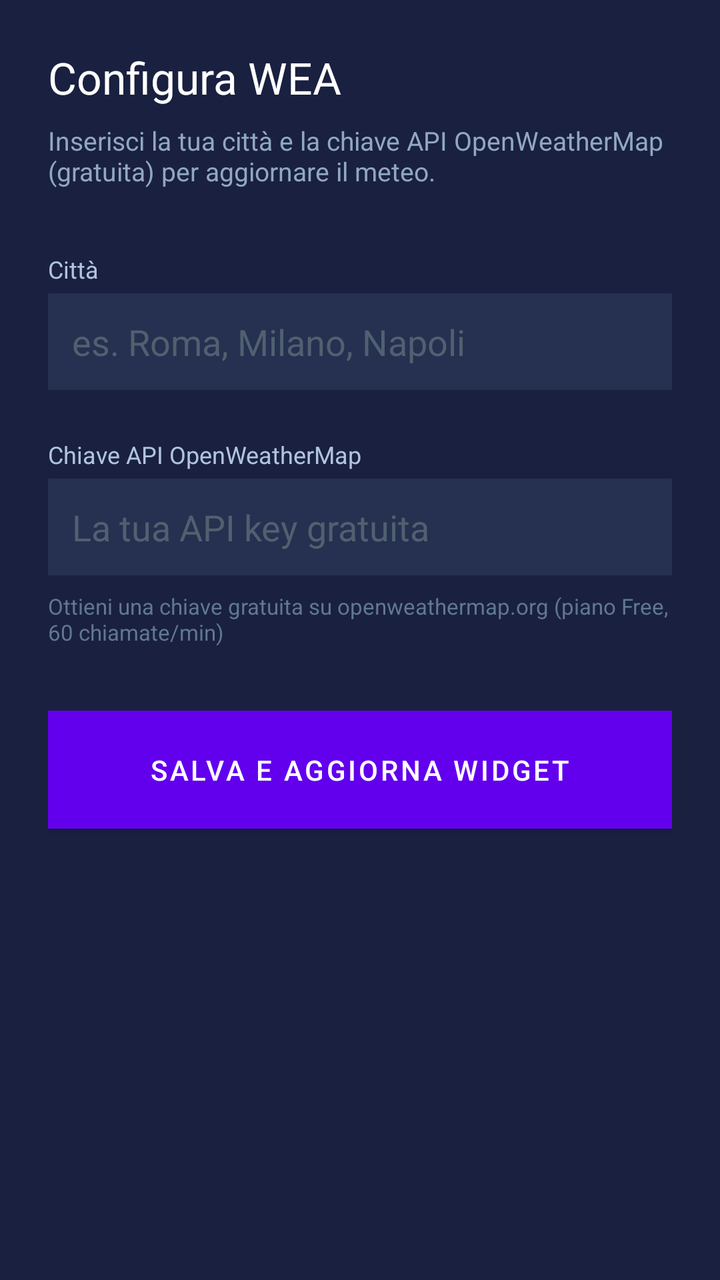
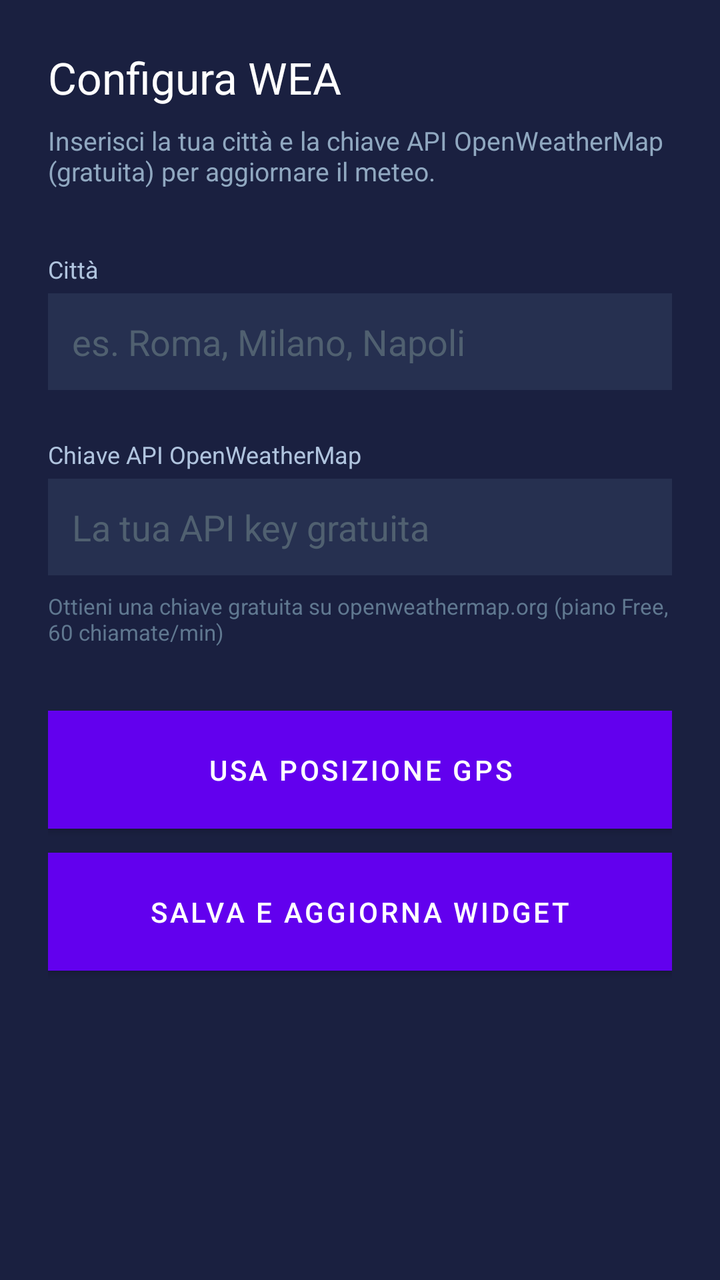

Screens rendered from an Android XML layout before and after an edit, with the pre-edit source and the edit as a unified diff.
<!-- AndroidManifest.xml: fallback theme Theme.MaterialComponents.DayNight.NoActionBar -->
<!-- res/layout/activity_config.xml -->
<?xml version="1.0" encoding="utf-8"?>
<ScrollView xmlns:android="http://schemas.android.com/apk/res/android"
    android:layout_width="match_parent"
    android:layout_height="match_parent"
    android:background="#1A2040"
    android:padding="24dp">

    <LinearLayout
        android:layout_width="match_parent"
        android:layout_height="wrap_content"
        android:orientation="vertical">

        <TextView
            android:layout_width="match_parent"
            android:layout_height="wrap_content"
            android:text="@string/config_title"
            android:textColor="#FFFFFF"
            android:textSize="22sp"
            android:layout_marginBottom="8dp"/>

        <TextView
            android:layout_width="match_parent"
            android:layout_height="wrap_content"
            android:text="@string/config_subtitle"
            android:textColor="#90A8C0"
            android:textSize="13sp"
            android:layout_marginBottom="32dp"/>

        <TextView
            android:layout_width="match_parent"
            android:layout_height="wrap_content"
            android:text="@string/label_city"
            android:textColor="#B0C4DE"
            android:textSize="12sp"
            android:layout_marginBottom="4dp"/>

        <EditText
            android:id="@+id/edit_city"
            android:layout_width="match_parent"
            android:layout_height="wrap_content"
            android:hint="@string/hint_city"
            android:textColor="#FFFFFF"
            android:textColorHint="#506070"
            android:background="#263050"
            android:padding="12dp"
            android:inputType="text"
            android:layout_marginBottom="24dp"/>

        <TextView
            android:layout_width="match_parent"
            android:layout_height="wrap_content"
            android:text="@string/label_apikey"
            android:textColor="#B0C4DE"
            android:textSize="12sp"
            android:layout_marginBottom="4dp"/>

        <EditText
            android:id="@+id/edit_apikey"
            android:layout_width="match_parent"
            android:layout_height="wrap_content"
            android:hint="@string/hint_apikey"
            android:textColor="#FFFFFF"
            android:textColorHint="#506070"
            android:background="#263050"
            android:padding="12dp"
            android:inputType="textVisiblePassword"
            android:layout_marginBottom="8dp"/>

        <TextView
            android:layout_width="match_parent"
            android:layout_height="wrap_content"
            android:text="@string/apikey_info"
            android:textColor="#607890"
            android:textSize="11sp"
            android:layout_marginBottom="32dp"/>

        <Button
            android:id="@+id/btn_save"
            android:layout_width="match_parent"
            android:layout_height="wrap_content"
            android:text="@string/btn_save"
            android:textColor="#FFFFFF"
            android:background="#2A5080"
            android:padding="14dp"/>

        <TextView
            android:id="@+id/txt_status"
            android:layout_width="match_parent"
            android:layout_height="wrap_content"
            android:text=""
            android:textColor="#80C0A0"
            android:textSize="12sp"
            android:layout_marginTop="16dp"
            android:gravity="center"/>

    </LinearLayout>
</ScrollView>
<!-- resources referenced by this layout -->
<resources>
  <string name="apikey_info">Ottieni una chiave gratuita su openweathermap.org (piano Free, 60 chiamate/min)</string>
  <string name="btn_save">Salva e aggiorna widget</string>
  <string name="config_subtitle">Inserisci la tua città e la chiave API OpenWeatherMap (gratuita) per aggiornare il meteo.</string>
  <string name="config_title">Configura WEA</string>
  <string name="hint_apikey">La tua API key gratuita</string>
  <string name="hint_city">es. Roma, Milano, Napoli</string>
  <string name="label_apikey">Chiave API OpenWeatherMap</string>
  <string name="label_city">Città</string>
</resources>

<!-- the commit's change to res/layout/activity_config.xml (unified diff, before → after) -->
@@ -75,6 +75,16 @@
             android:layout_marginBottom="32dp"/>
 
         <Button
+            android:id="@+id/btn_gps"
+            android:layout_width="match_parent"
+            android:layout_height="wrap_content"
+            android:text="Usa posizione GPS"
+            android:textColor="#FFFFFF"
+            android:background="#1A4060"
+            android:padding="14dp"
+            android:layout_marginBottom="12dp"/>
+
+        <Button
             android:id="@+id/btn_save"
             android:layout_width="match_parent"
             android:layout_height="wrap_content"
